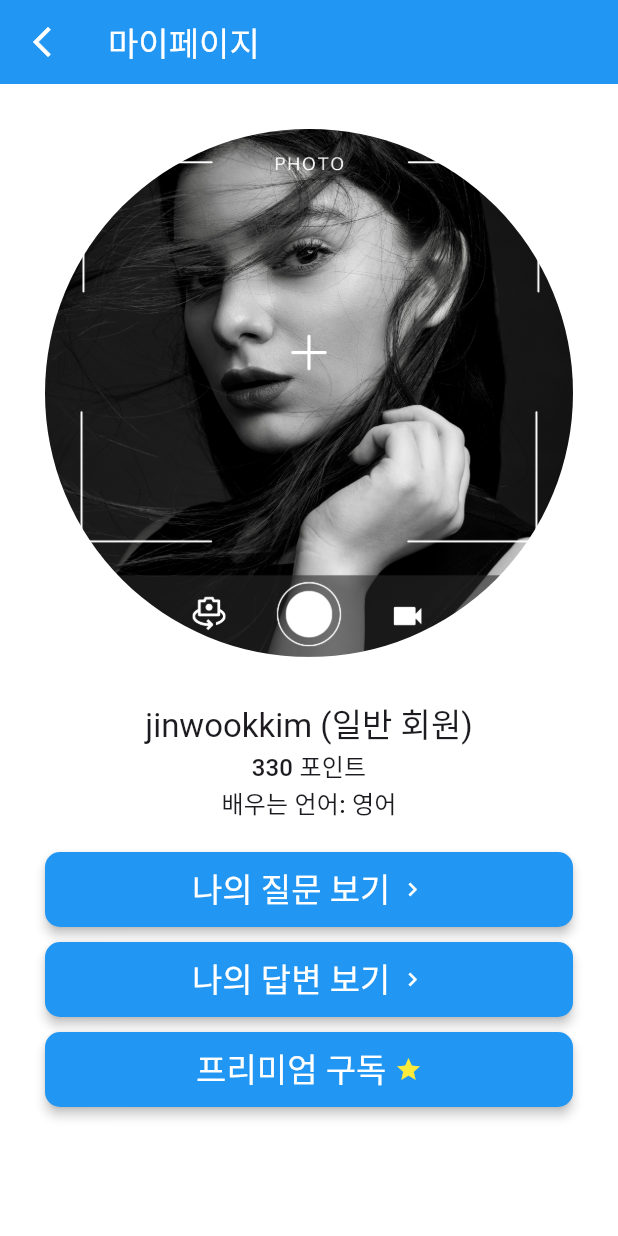
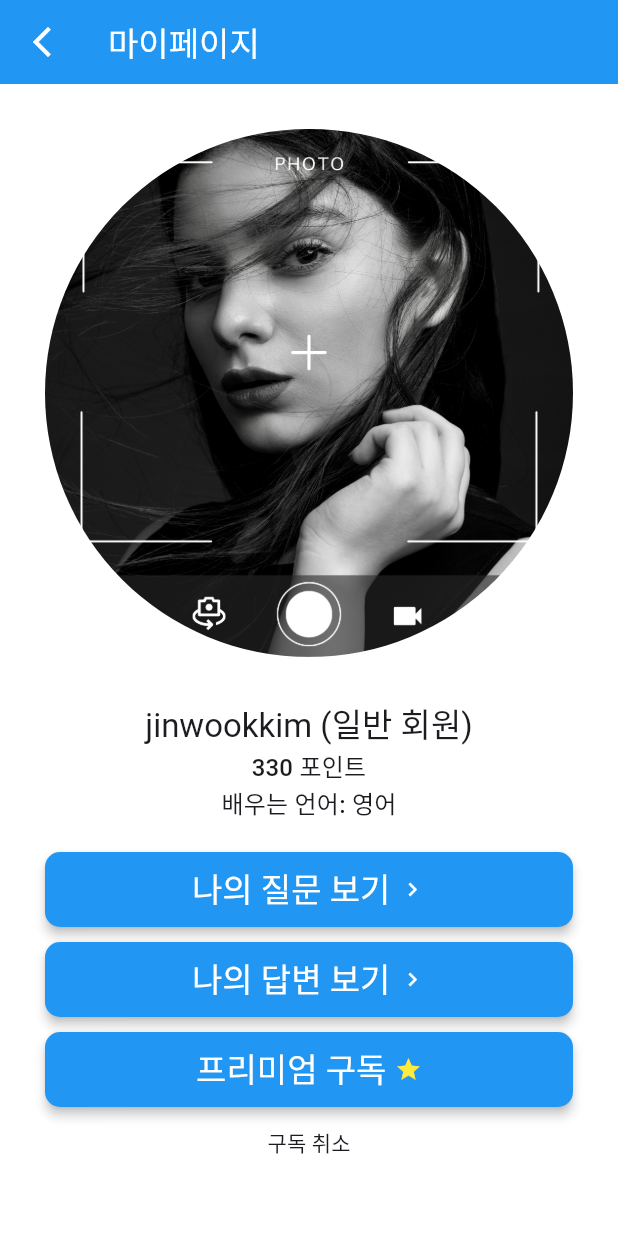
Before and after one commit to SeSACYongsan/langpal, a Flutter app: the MyPageScreen screen opened by its route, on a phone screen of 412 x 824 dp. Run offline on Flutter 3.47's test engine with Material 3 defaults, Android fonts, the phone set to English and light mode, and no system bars; our stand-ins replace dropdown_button2, flutter_riverpod, go_router, google_fonts; Roboto replaces fonts that are missing (CookieRun).

Commit message:
Update my_page_screen.dart

```diff
--- a/lib/screens/my_page_screen.dart
+++ b/lib/screens/my_page_screen.dart
@@ -126,6 +126,13 @@ class MyPageScreen extends StatelessWidget {
                   ),
                   iconAlignment: IconAlignment.end,
                 ),
+                TextButton(
+                  onPressed: () {},
+                  child: Text(
+                    "구독 취소",
+                    style: Theme.of(context).textTheme.titleSmall,
+                  ),
+                )
               ],
             ),
           ),
```
